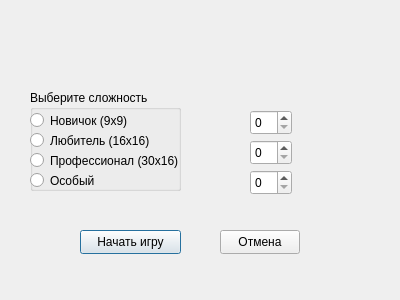
The window that gamesetupdialog.ui (Zandaru117/THI_Minesweeper) describes before a commit, drawn with Qt 5.
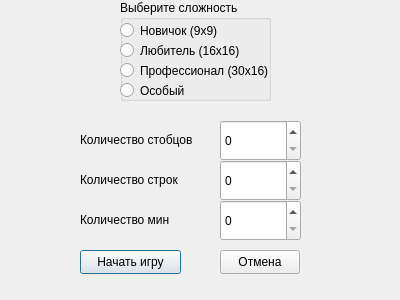
The same window after the commit.

```diff
--- a/gamesetupdialog.ui
+++ b/gamesetupdialog.ui
@@ -17,7 +17,7 @@
    <property name="geometry">
     <rect>
      <x>80</x>
-     <y>230</y>
+     <y>250</y>
      <width>101</width>
      <height>24</height>
     </rect>
@@ -30,7 +30,7 @@
    <property name="geometry">
     <rect>
      <x>220</x>
-     <y>230</y>
+     <y>250</y>
      <width>80</width>
      <height>24</height>
     </rect>
@@ -42,38 +42,38 @@
   <widget class="QSpinBox" name="spinRows">
    <property name="geometry">
     <rect>
-     <x>250</x>
-     <y>110</y>
-     <width>42</width>
-     <height>25</height>
+     <x>220</x>
+     <y>160</y>
+     <width>81</width>
+     <height>41</height>
     </rect>
    </property>
   </widget>
   <widget class="QSpinBox" name="spinCols">
    <property name="geometry">
     <rect>
-     <x>250</x>
-     <y>140</y>
-     <width>42</width>
-     <height>25</height>
+     <x>220</x>
+     <y>120</y>
+     <width>81</width>
+     <height>41</height>
     </rect>
    </property>
   </widget>
   <widget class="QSpinBox" name="spinMines">
    <property name="geometry">
     <rect>
-     <x>250</x>
-     <y>170</y>
-     <width>42</width>
-     <height>25</height>
+     <x>220</x>
+     <y>200</y>
+     <width>81</width>
+     <height>41</height>
     </rect>
    </property>
   </widget>
   <widget class="QGroupBox" name="groupBox">
    <property name="geometry">
     <rect>
-     <x>30</x>
-     <y>90</y>
+     <x>120</x>
+     <y>0</y>
      <width>151</width>
      <height>101</height>
     </rect>
@@ -134,6 +134,45 @@
     </property>
    </widget>
   </widget>
+  <widget class="QLabel" name="label">
+   <property name="geometry">
+    <rect>
+     <x>80</x>
+     <y>130</y>
+     <width>121</width>
+     <height>20</height>
+    </rect>
+   </property>
+   <property name="text">
+    <string>Количество стобцов</string>
+   </property>
+  </widget>
+  <widget class="QLabel" name="label_3">
+   <property name="geometry">
+    <rect>
+     <x>80</x>
+     <y>170</y>
+     <width>121</width>
+     <height>20</height>
+    </rect>
+   </property>
+   <property name="text">
+    <string>Количество строк</string>
+   </property>
+  </widget>
+  <widget class="QLabel" name="label_4">
+   <property name="geometry">
+    <rect>
+     <x>80</x>
+     <y>210</y>
+     <width>121</width>
+     <height>20</height>
+    </rect>
+   </property>
+   <property name="text">
+    <string>Количество мин</string>
+   </property>
+  </widget>
  </widget>
  <resources/>
  <connections/>
```
